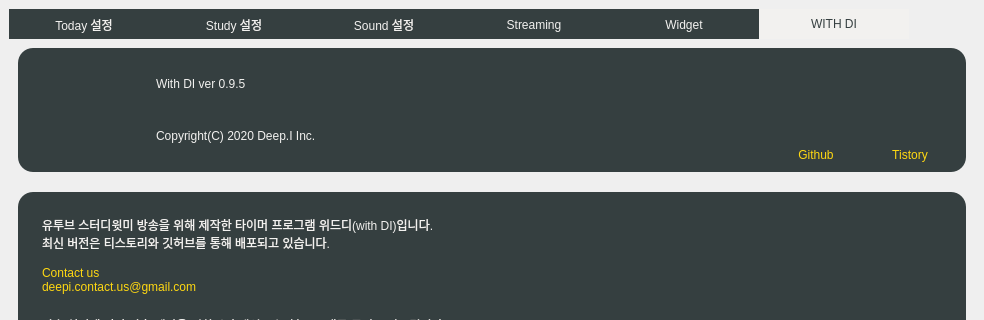
Old version of the form resource/main.ui in the repository DEEPI-LAB/python-study-with-me-timer; both pictures show x 0 to 984 and y 0 to 320 of the 984 by 550 pixel window.
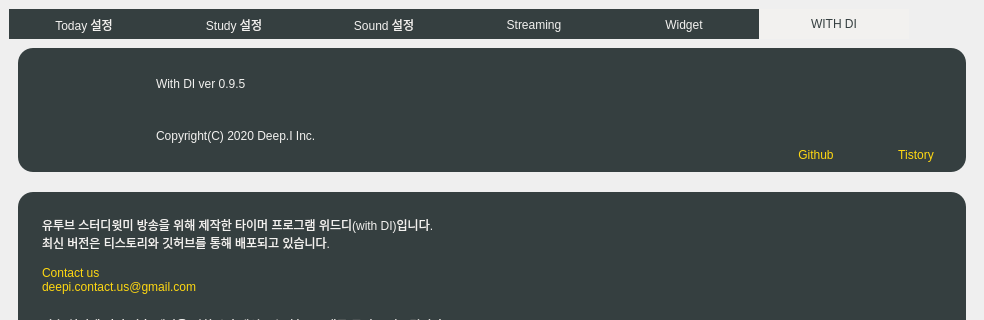
New version of the form. The open tabs and pages were chosen to show the change. Icons and pictures are not drawn.

What changed in the file:
```diff
--- a/resource/main.ui
+++ b/resource/main.ui
@@ -5908,10 +5908,10 @@
                 <number>10</number>
                </property>
                <property name="leftMargin">
-                <number>50</number>
+                <number>0</number>
                </property>
                <property name="rightMargin">
-                <number>10</number>
+                <number>0</number>
                </property>
                <item>
                 <widget class="QLabel" name="gitlink">
@@ -5940,6 +5940,12 @@
                </item>
                <item>
                 <widget class="QLabel" name="label_15">
+                 <property name="maximumSize">
+                  <size>
+                   <width>80</width>
+                   <height>16777215</height>
+                  </size>
+                 </property>
                  <property name="styleSheet">
                   <string notr="true">color: rgb(255, 216, 17);
 font: 17px &quot;나눔스퀘어_ac Bold&quot;;</string>
@@ -5986,6 +5992,12 @@
                </item>
                <item>
                 <widget class="QLabel" name="label_16">
+                 <property name="maximumSize">
+                  <size>
+                   <width>80</width>
+                   <height>16777215</height>
+                  </size>
+                 </property>
                  <property name="styleSheet">
                   <string notr="true">color: rgb(255, 216, 17);
 font: 17px &quot;나눔스퀘어_ac Bold&quot;;</string>
@@ -6052,7 +6064,13 @@
                <number>0</number>
               </property>
               <item>
-               <widget class="QLabel" name="label_2">
+               <widget class="QLabel" name="title_ver">
+                <property name="maximumSize">
+                 <size>
+                  <width>350</width>
+                  <height>16777215</height>
+                 </size>
+                </property>
                 <property name="styleSheet">
                  <string notr="true">padding: 10px;;
 font: 30px &quot;나눔스퀘어_ac ExtraBold&quot;;
@@ -6065,6 +6083,12 @@
               </item>
               <item>
                <widget class="QLabel" name="label_3">
+                <property name="maximumSize">
+                 <size>
+                  <width>350</width>
+                  <height>16777215</height>
+                 </size>
+                </property>
                 <property name="styleSheet">
                  <string notr="true">padding: 10px;;
 font: 20px &quot;나눔스퀘어_ac ExtraBold&quot;;
```
Left out of the diff: 19 changed lines with no effect on the pictures.
